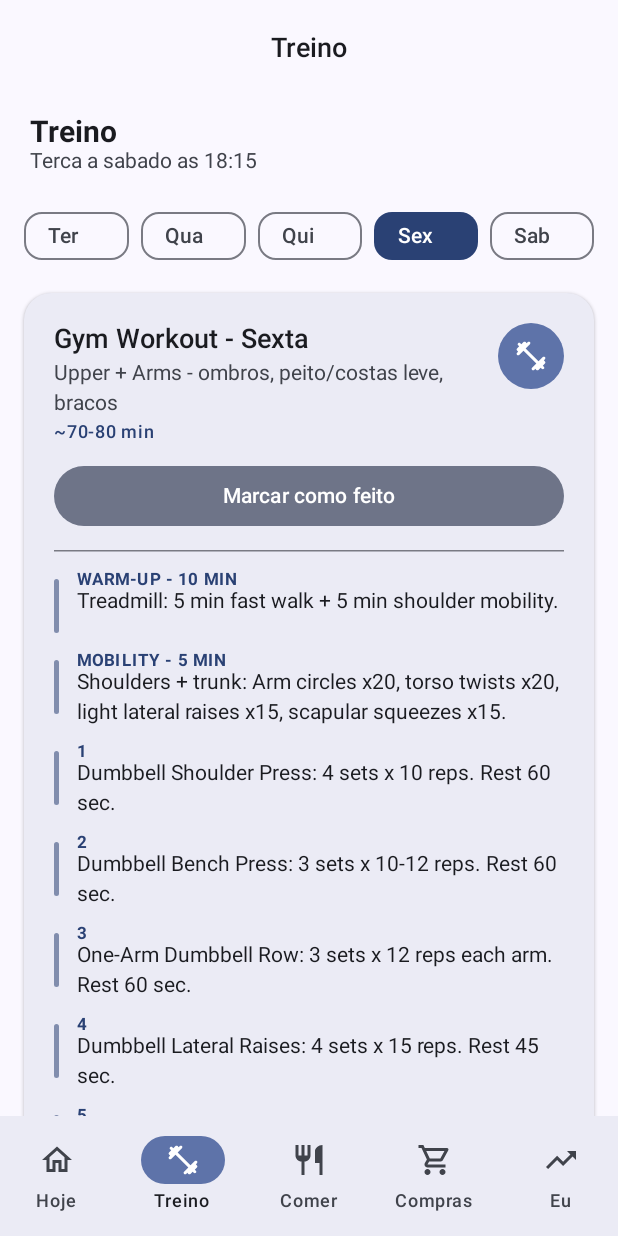
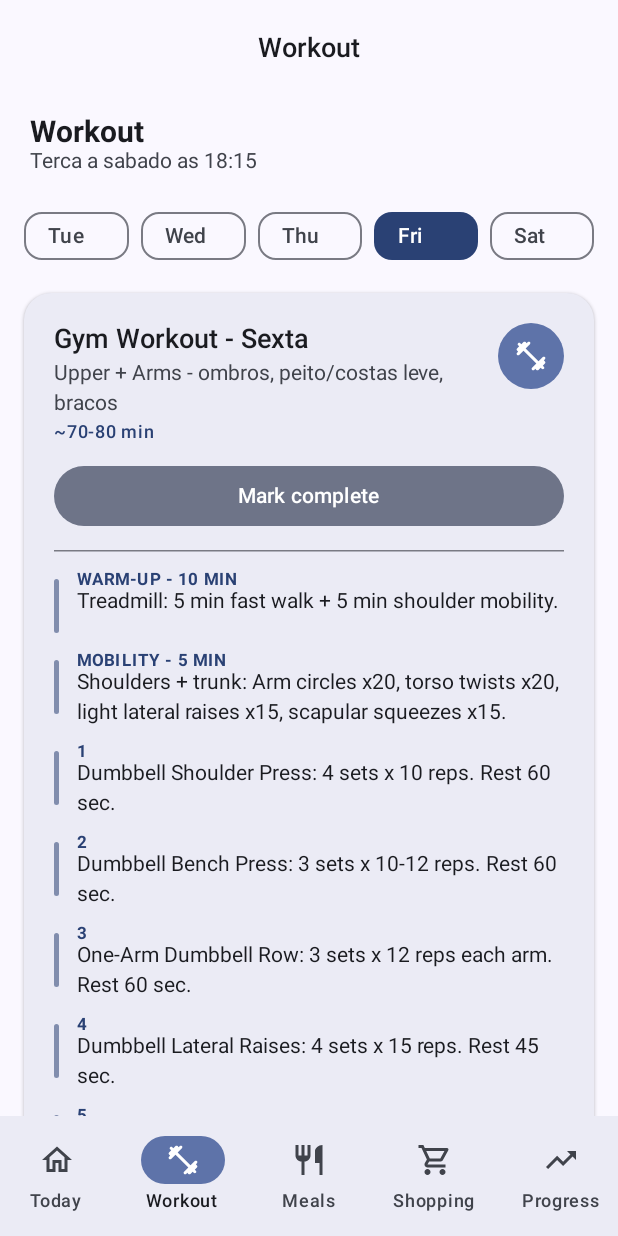
Before and after one commit to luigi043/meal-prep-workout, an Android app built with Jetpack Compose: the DashboardScreen screen opened through its navigation route, item 2 of the bottom bar chosen, on a phone screen of 412 x 824 dp. Run offline under Robolectric (Android 15) with nearby library versions, the phone set to English and light mode, and no system bars.

Commit message:
Fix daily checklist scope and remove bundled personal measurements
Use date-specific task keys so yesterday's completion does not appear in today's checklist. Keep other saved checklist keys intact and retain screen selections across recreation.

Show locally saved measurements on Today, disable app backups, and translate core navigation and controls to English. Add a unit test for day and task isolation.

Initial Gradle run stopped before compilation because Android SDK platform 36 was missing. Device verification is pending.

```diff
--- a/app/src/main/AndroidManifest.xml
+++ b/app/src/main/AndroidManifest.xml
@@ -1,9 +1,9 @@
 <?xml version="1.0" encoding="utf-8"?>
 <manifest xmlns:android="http://schemas.android.com/apk/res/android">
     <application
-        android:allowBackup="true"
+        android:allowBackup="false"
         android:icon="@mipmap/ic_launcher"
-        android:label="Plano 3 Meses"
+        android:label="@string/app_name"
         android:roundIcon="@mipmap/ic_launcher_round"
         android:supportsRtl="true"
         android:theme="@style/Theme.Plano3Meses">
--- a/app/src/main/java/com/luizfit/plan3meses/data/Models.kt
+++ b/app/src/main/java/com/luizfit/plan3meses/data/Models.kt
@@ -61,3 +61,5 @@ data class ProgressState(
     val weeklyWeight: String = "",
     val weeklyAbdomen: String = ""
 )
+
+internal fun dailyTaskId(id: String, date: java.time.LocalDate): String = "$id@$date"
--- a/app/src/main/java/com/luizfit/plan3meses/ui/App.kt
+++ b/app/src/main/java/com/luizfit/plan3meses/ui/App.kt
@@ -75,6 +75,7 @@ import androidx.compose.runtime.getValue
 import androidx.compose.runtime.mutableStateOf
 import androidx.compose.runtime.remember
 import androidx.compose.runtime.rememberCoroutineScope
+import androidx.compose.runtime.saveable.rememberSaveable
 import androidx.compose.runtime.setValue
 import androidx.compose.ui.Alignment
 import androidx.compose.ui.Modifier
@@ -103,6 +104,7 @@ import com.luizfit.plan3meses.data.MealDay
 import com.luizfit.plan3meses.data.PlanContent
 import com.luizfit.plan3meses.data.ProgressState
 import com.luizfit.plan3meses.data.Recipe
+import com.luizfit.plan3meses.data.dailyTaskId
 import com.luizfit.plan3meses.data.Workout
 import com.luizfit.plan3meses.state.PlanRepository
 import kotlinx.coroutines.launch
@@ -121,11 +123,11 @@ private data class AppDestination(
 )
 
 private val destinations = listOf(
-    AppDestination("dashboard", "Hoje", Icons.Outlined.Home, Icons.Rounded.Home),
-    AppDestination("workout", "Treino", Icons.Outlined.FitnessCenter, Icons.Rounded.FitnessCenter),
-    AppDestination("meals", "Comer", Icons.Outlined.Restaurant, Icons.Rounded.Restaurant),
-    AppDestination("shopping", "Compras", Icons.Outlined.ShoppingCart, Icons.Rounded.ShoppingCart),
-    AppDestination("progress", "Eu", Icons.Outlined.TrendingUp, Icons.Rounded.TrendingUp)
+    AppDestination("dashboard", "Today", Icons.Outlined.Home, Icons.Rounded.Home),
+    AppDestination("workout", "Workout", Icons.Outlined.FitnessCenter, Icons.Rounded.FitnessCenter),
+    AppDestination("meals", "Meals", Icons.Outlined.Restaurant, Icons.Rounded.Restaurant),
+    AppDestination("shopping", "Shopping", Icons.Outlined.ShoppingCart, Icons.Rounded.ShoppingCart),
+    AppDestination("progress", "Progress", Icons.Outlined.TrendingUp, Icons.Rounded.TrendingUp)
 )
 
 @OptIn(ExperimentalMaterial3Api::class)
@@ -154,7 +156,7 @@ fun Plano3MesesApp() {
                 CenterAlignedTopAppBar(
                     title = {
                         Text(
-                            currentDestination?.label ?: "Plano 3 Meses",
+                            currentDestination?.label ?: "Meal Prep Workout",
                             style = MaterialTheme.typography.titleLarge
                         )
                     },
@@ -247,7 +249,7 @@ private fun WelcomeScreen(
     goTo: (String) -> Unit
 ) {
     val today = LocalDate.now().dayOfWeek
-    val dailyIds = PlanContent.dashboardTasks.map { it.id }
+    val dailyIds = PlanContent.dashboardTasks.map { dailyTaskId(it.id, LocalDate.now()) }
     val dailyCompleted = progress.completionCountFor(dailyIds)
 
     Column(
@@ -274,7 +276,7 @@ private fun WelcomeScreen(
 
         Column(verticalArrangement = Arrangement.spacedBy(6.dp)) {
             Text(
-                "Plano 3 Meses",
+                "Meal Prep Workout",
                 style = MaterialTheme.typography.displaySmall,
                 color = MaterialTheme.colorScheme.onBackground
             )
@@ -308,8 +310,8 @@ private fun WelcomeScreen(
                     progressColor = MaterialTheme.colorScheme.onPrimaryContainer
                 )
                 Column(modifier = Modifier.weight(1f), verticalArrangement = Arrangement.spacedBy(2.dp)) {
-                    Text(today.portugueseName(), style = MaterialTheme.typography.labelLarge)
-                    Text("Plano de hoje", style = MaterialTheme.typography.titleMedium)
+                    Text(today.englishName(), style = MaterialTheme.typography.labelLarge)
+                    Text("Today's plan", style = MaterialTheme.typography.titleMedium)
                     Text(
                         "$dailyCompleted de ${dailyIds.size} tarefas",
                         style = MaterialTheme.typography.bodyMedium
@@ -327,10 +329,10 @@ private fun WelcomeScreen(
                 .height(56.dp),
             shape = MaterialTheme.shapes.large
         ) {
-            Text("Entrar no plano", style = MaterialTheme.typography.titleMedium)
+            Text("Open plan", style = MaterialTheme.typography.titleMedium)
         }
         Text(
-            "Luiz - 3 meses, foco em consistencia",
+            "Build a consistent routine over 12 weeks",
             style = MaterialTheme.typography.bodySmall,
             color = MaterialTheme.colorScheme.onSurfaceVariant,
             modifier = Modifier.fillMaxWidth(),
@@ -340,7 +342,7 @@ private fun WelcomeScreen(
 }
 
 // ----------------------------------------------------------------------------
-// Dashboard ("Hoje")
+// Dashboard ("Today")
 // ----------------------------------------------------------------------------
 
 @Composable
@@ -352,13 +354,13 @@ private fun DashboardScreen(
     val today = LocalDate.now().dayOfWeek
     val workout = PlanContent.workoutFor(today)
     val drink = PlanContent.drinkFor(today)
-    val dailyIds = PlanContent.dashboardTasks.map { it.id }
+    val dailyIds = PlanContent.dashboardTasks.map { dailyTaskId(it.id, LocalDate.now()) }
     val dailyCompleted = progress.completionCountFor(dailyIds)
 
     ScreenColumn {
         item {
             HeroGreeting(
-                dayName = today.portugueseName(),
+                dayName = today.englishName(),
                 completed = dailyCompleted,
                 total = dailyIds.size
             )
@@ -371,15 +373,16 @@ private fun DashboardScreen(
             )
         }
         item {
-            QuickStatsRow()
+            QuickStatsRow(progress)
         }
         item {
             SectionCard(
-                title = "Tarefas de hoje",
-                subtitle = "Marca o que cumpriste",
+                title = "Today's checklist",
+                subtitle = "Check off each completed task",
                 icon = Icons.Outlined.Bolt
             ) {
-                PlanContent.dashboardTasks.forEach { task ->
+                PlanContent.dashboardTasks.forEach { template ->
+                    val task = template.copy(id = dailyTaskId(template.id, LocalDate.now()))
                     CheckTaskRow(task, progress.completedIds.contains(task.id), onToggle)
                 }
             }
@@ -424,13 +427,13 @@ private fun WorkoutScreen(
     val uriHandler = LocalUriHandler.current
     val today = LocalDate.now().dayOfWeek
     val initialIndex = PlanContent.workouts.indexOfFirst { it.dayOfWeek == today }.coerceAtLeast(0)
-    var selectedIndex by remember { mutableStateOf(initialIndex) }
+    var selectedIndex by rememberSaveable { mutableStateOf(initialIndex) }
     val selected = PlanContent.workouts[selectedIndex]
 
     ScreenColumn {
         item {
             SectionHeader(
-                title = "Treino",
+                title = "Workout",
                 subtitle = "Terca a sabado as 18:15"
             )
         }
@@ -543,7 +546,7 @@ private fun WorkoutDetailCard(
                     ButtonDefaults.filledTonalButtonColors()
                 }
             ) {
-                Text(if (checked) "Treino concluido" else "Marcar como feito")
+                Text(if (checked) "Workout complete" else "Mark complete")
             }
 
             HorizontalDivider(color = MaterialTheme.colorScheme.outlineVariant)
@@ -565,8 +568,8 @@ private fun MealsScreen(
     progress: ProgressState,
     onToggle: (String, Boolean) -> Unit
 ) {
-    var tab by remember { mutableStateOf(0) }
-    val tabs = listOf("Refeicoes", "Bebidas")
+    var tab by rememberSaveable { mutableStateOf(0) }
+    val tabs = listOf("Meals", "Drinks")
     val uriHandler = LocalUriHandler.current
 
     Column(modifier = Modifier.fillMaxSize()) {
@@ -587,7 +590,7 @@ private fun MealsScreen(
             0 -> ScreenColumn {
                 item {
                     SectionHeader(
-                        title = "Refeicoes",
+                        title = "Meals",
                         subtitle = "Pasta salads, frango, pizza controlada"
                     )
                 }
@@ -611,7 +614,7 @@ private fun MealsScreen(
             1 -> ScreenColumn {
                 item {
                     SectionHeader(
-                        title = "Bebidas",
+                        title = "Drinks",
                         subtitle = "Hidratacao com variety, 0 kcal liquidas"
                     )
                 }
@@ -670,7 +673,7 @@ private fun RecipeCard(
                 ButtonDefaults.filledTonalButtonColors()
             }
         ) {
-            Text(if (checked) "Preparada" else "Marcar preparada")
+            Text(if (checked) "Prepared" else "Mark prepared")
         }
         BulletLine("Ingredientes", recipe.ingredients)
         recipe.steps.forEachIndexed { index, step ->
@@ -695,7 +698,7 @@ private fun ShoppingScreen(
     ScreenColumn {
         item {
             SectionHeader(
-                title = "Compras",
+                title = "Shopping",
                 subtitle = "Toca para marcar comprado"
             )
         }
@@ -724,7 +727,7 @@ private fun ExpandableCategoryCard(
     progress: ProgressState,
     onToggle: (String, Boolean) -> Unit
 ) {
-    var expanded by remember { mutableStateOf(false) }
+    var expanded by rememberSaveable { mutableStateOf(false) }
     val done = items.count { progress.completedIds.contains(it.id) }
 
     Card(
@@ -766,7 +769,7 @@ private fun ExpandableCategoryCard(
 }
 
 // ----------------------------------------------------------------------------
-// Progress ("Eu")
+// Progress ("Progress")
 // ----------------------------------------------------------------------------
 
 @Composable
@@ -779,7 +782,7 @@ private fun ProgressScreen(
     ScreenColumn {
         item {
             SectionHeader(
-                title = "Progresso",
+                title = "Progress",
                 subtitle = "Peso, abdomen e check semanal"
             )
         }
@@ -788,14 +791,14 @@ private fun ProgressScreen(
         }
         item {
             SectionCard(
-                title = "Medidas semanais",
+                title = "Weekly measurements",
                 subtitle = "Regista 1x por semana, de manha",
                 icon = Icons.Outlined.Straighten
             ) {
                 OutlinedTextField(
                     value = progress.weeklyWeight,
                     onValueChange = onWeightChange,
-                    label = { Text("Peso atual") },
+                    label = { Text("Current weight") },
                     suffix = { Text("kg") },
                     singleLine = true,
                     keyboardOptions = KeyboardOptions(keyboardType = KeyboardType.Decimal),
@@ -806,7 +809,7 @@ private fun ProgressScreen(
                 OutlinedTextField(
                     value = progress.weeklyAbdomen,
                     onValueChange = onAbdomenChange,
-                    label = { Text("Abdomen") },
+                    label = { Text("Waist") },
                     suffix = { Text("cm") },
                     singleLine = true,
                     keyboardOptions = KeyboardOptions(keyboardType = KeyboardType.Decimal),
@@ -817,7 +820,7 @@ private fun ProgressScreen(
         }
         item {
             SectionCard(
-                title = "Checklist semanal",
+                title = "Weekly checklist",
                 subtitle = "Marca quando estiver feito",
                 icon = Icons.Outlined.TrendingUp
             ) {
@@ -848,7 +851,7 @@ private fun ProgressScreen(
                 icon = Icons.Outlined.TrendingUp
             ) {
                 BulletLine("Peso", "-6 a -10 kg se a consistencia estiver boa.")
-                BulletLine("Abdomen", "-6 a -10 cm e roupa mais solta.")
+                BulletLine("Waist", "-6 a -10 cm e roupa mais solta.")
                 BulletLine("Abs", "Definicao forte pode precisar de mais tempo. A base comeca agora.")
             }
         }
@@ -884,7 +887,7 @@ private fun HeroGreeting(dayName: String, completed: Int, total: Int) {
                 progressColor = MaterialTheme.colorScheme.onPrimary
             )
             Column(modifier = Modifier.weight(1f), verticalArrangement = Arrangement.spacedBy(4.dp)) {
-                Text("Bom dia, Luiz", style = MaterialTheme.typography.titleMedium)
+                Text("Welcome back", style = MaterialTheme.typography.titleMedium)
                 Text(dayName, style = MaterialTheme.typography.headlineMedium)
                 Text(
                     "$completed/$total tarefas hoje",
@@ -924,7 +927,7 @@ private fun TodayWorkoutCard(
                     )
                 }
                 Spacer(Modifier.width(12.dp))
-                Text("Treino de hoje", style = MaterialTheme.typography.titleMedium)
+                Text("Today's workout", style = MaterialTheme.typography.titleMedium)
             }
             if (workout != null) {
                 Text(workout.title, style = MaterialTheme.typography.headlineSmall)
@@ -939,7 +942,7 @@ private fun TodayWorkoutCard(
                     color = MaterialTheme.colorScheme.primary
                 )
             } else {
-                Text("Descanso ativo", style = MaterialTheme.typography.headlineSmall)
+                Text("Active recovery", style = MaterialTheme.typography.headlineSmall)
                 Text(
                     fallbackText,
                     style = MaterialTheme.typography.bodyMedium,
@@ -951,18 +954,17 @@ private fun TodayWorkoutCard(
                 modifier = Modifier.fillMaxWidth(),
                 shape = MaterialTheme.shapes.medium
             ) {
-                Text(if (workout != null) "Ver treino completo" else "Abrir treinos")
+                Text(if (workout != null) "View workout" else "Browse workouts")
             }
         }
     }
 }
 
 @Composable
-private fun QuickStatsRow() {
+private fun QuickStatsRow(progress: ProgressState) {
     val stats = listOf(
-        Triple("112.4", "kg", "peso"),
-        Triple("29.3%", "", "gordura"),
-        Triple("107", "cm", "abdomen")
+        Triple(progress.weeklyWeight.ifBlank { "—" }, "kg", "Weight"),
+        Triple(progress.weeklyAbdomen.ifBlank { "—" }, "cm", "Waist")
     )
     Row(horizontalArrangement = Arrangement.spacedBy(10.dp)) {
         stats.forEach { (value, unit, label) ->
@@ -1031,7 +1033,7 @@ private fun DrinkSuggestionCard(drink: Recipe, onOpen: () -> Unit) {
                 Icon(Icons.Outlined.WaterDrop, contentDescription = null)
             }
             Column(modifier = Modifier.weight(1f), verticalArrangement = Arrangement.spacedBy(2.dp)) {
-                Text("Bebida de hoje", style = MaterialTheme.typography.labelLarge)
+                Text("Today's drink", style = MaterialTheme.typography.labelLarge)
                 Text(drink.title, style = MaterialTheme.typography.titleMedium)
                 Text(
                     drink.timing,
@@ -1337,22 +1339,22 @@ private fun todayWorkoutOrRest(dayOfWeek: DayOfWeek = LocalDate.now().dayOfWeek)
 private fun ProgressState.completionCountFor(ids: List<String>): Int =
     ids.count { completedIds.contains(it) }
 
-private fun DayOfWeek.portugueseName(): String = when (this) {
-    DayOfWeek.MONDAY -> "Segunda"
-    DayOfWeek.TUESDAY -> "Terca"
-    DayOfWeek.WEDNESDAY -> "Quarta"
-    DayOfWeek.THURSDAY -> "Quinta"
-    DayOfWeek.FRIDAY -> "Sexta"
-    DayOfWeek.SATURDAY -> "Sabado"
-    DayOfWeek.SUNDAY -> "Domingo"
+private fun DayOfWeek.englishName(): String = when (this) {
+    DayOfWeek.MONDAY -> "Monday"
+    DayOfWeek.TUESDAY -> "Tuesday"
+    DayOfWeek.WEDNESDAY -> "Wednesday"
+    DayOfWeek.THURSDAY -> "Thursday"
+    DayOfWeek.FRIDAY -> "Friday"
+    DayOfWeek.SATURDAY -> "Saturday"
+    DayOfWeek.SUNDAY -> "Sunday"
 }
 
 private fun DayOfWeek.shortLabel(): String = when (this) {
-    DayOfWeek.MONDAY -> "Seg"
-    DayOfWeek.TUESDAY -> "Ter"
-    DayOfWeek.WEDNESDAY -> "Qua"
-    DayOfWeek.THURSDAY -> "Qui"
-    DayOfWeek.FRIDAY -> "Sex"
-    DayOfWeek.SATURDAY -> "Sab"
+    DayOfWeek.MONDAY -> "Mon"
+    DayOfWeek.TUESDAY -> "Tue"
+    DayOfWeek.WEDNESDAY -> "Wed"
+    DayOfWeek.THURSDAY -> "Thu"
+    DayOfWeek.FRIDAY -> "Fri"
+    DayOfWeek.SATURDAY -> "Sat"
     DayOfWeek.SUNDAY -> "Dom"
 }
--- a/app/src/main/res/values/strings.xml
+++ b/app/src/main/res/values/strings.xml
@@ -1,4 +1,4 @@
 <?xml version="1.0" encoding="utf-8"?>
 <resources>
-    <string name="app_name">Plano 3 Meses</string>
+    <string name="app_name">Meal Prep Workout</string>
 </resources>
```
Also changed, not shown: app/src/main/java/com/luizfit/plan3meses/data/PlanContent.kt (+9 -13 lines), 1 other file.
